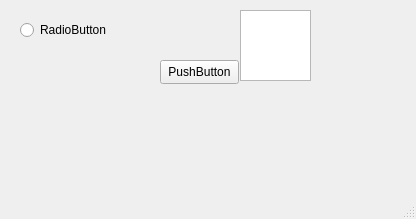
The window that radar.ui (arcreane/python-project-crash-test) describes before a commit, drawn with Qt 5.
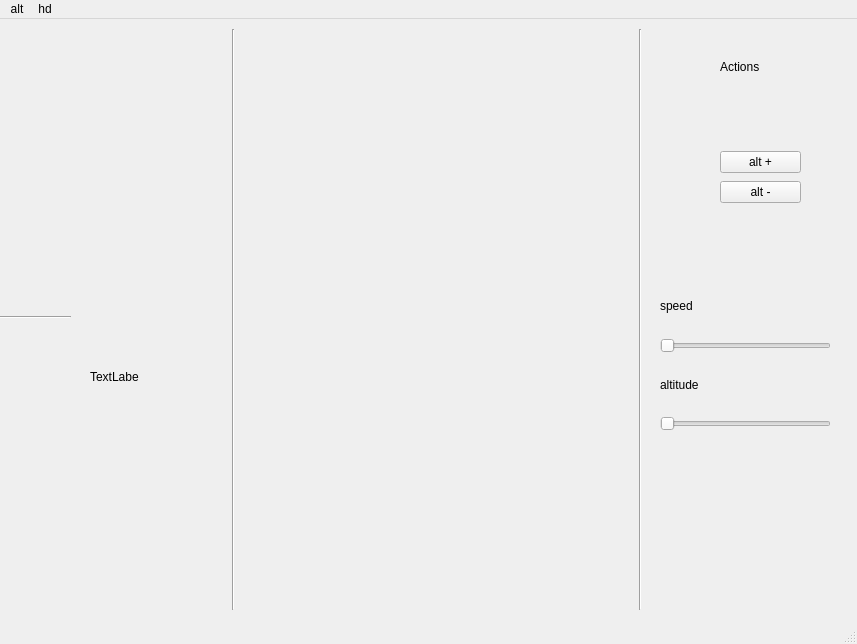
The same window after the commit.

Commit message: premiere version radar

Patch:
```diff
--- a/radar.ui
+++ b/radar.ui
@@ -6,60 +6,181 @@
    <rect>
     <x>0</x>
     <y>0</y>
-    <width>416</width>
-    <height>219</height>
+    <width>857</width>
+    <height>644</height>
    </rect>
   </property>
   <property name="windowTitle">
    <string>MainWindow</string>
   </property>
   <widget class="QWidget" name="centralwidget">
-   <widget class="QPushButton" name="pushButton">
+   <widget class="Line" name="line">
     <property name="geometry">
      <rect>
-      <x>160</x>
-      <y>60</y>
-      <width>79</width>
-      <height>24</height>
-     </rect>
-    </property>
-    <property name="text">
-     <string>PushButton</string>
-    </property>
-   </widget>
-   <widget class="QListWidget" name="listWidget">
-    <property name="geometry">
-     <rect>
-      <x>240</x>
-      <y>10</y>
+      <x>0</x>
+      <y>290</y>
       <width>71</width>
-      <height>71</height>
+      <height>16</height>
      </rect>
     </property>
+    <property name="orientation">
+     <enum>Qt::Orientation::Horizontal</enum>
+    </property>
    </widget>
-   <widget class="QRadioButton" name="radioButton">
+   <widget class="Line" name="line_2">
     <property name="geometry">
      <rect>
-      <x>20</x>
-      <y>20</y>
-      <width>92</width>
-      <height>20</height>
+      <x>223</x>
+      <y>10</y>
+      <width>20</width>
+      <height>581</height>
      </rect>
     </property>
+    <property name="orientation">
+     <enum>Qt::Orientation::Vertical</enum>
+    </property>
+   </widget>
+   <widget class="Line" name="line_3">
+    <property name="geometry">
+     <rect>
+      <x>630</x>
+      <y>10</y>
+      <width>20</width>
+      <height>581</height>
+     </rect>
+    </property>
+    <property name="orientation">
+     <enum>Qt::Orientation::Vertical</enum>
+    </property>
+   </widget>
+   <widget class="QLabel" name="label">
+    <property name="geometry">
+     <rect>
+      <x>110</x>
+      <y>290</y>
+      <width>49</width>
+      <height>16</height>
+     </rect>
+    </property>
     <property name="text">
-     <string>RadioButton</string>
+     <string/>
     </property>
    </widget>
+   <widget class="QLabel" name="label_2">
+    <property name="geometry">
+     <rect>
+      <x>90</x>
+      <y>350</y>
+      <width>49</width>
+      <height>16</height>
+     </rect>
+    </property>
+    <property name="text">
+     <string>TextLabel</string>
+    </property>
+   </widget>
+   <widget class="QLabel" name="label_5">
+    <property name="geometry">
+     <rect>
+      <x>720</x>
+      <y>40</y>
+      <width>49</width>
+      <height>16</height>
+     </rect>
+    </property>
+    <property name="text">
+     <string>Actions</string>
+    </property>
+   </widget>
+   <widget class="QWidget" name="">
+    <property name="geometry">
+     <rect>
+      <x>660</x>
+      <y>261</y>
+      <width>171</width>
+      <height>151</height>
+     </rect>
+    </property>
+    <layout class="QVBoxLayout" name="verticalLayout">
+     <item>
+      <widget class="QLabel" name="label_3">
+       <property name="text">
+        <string>speed</string>
+       </property>
+      </widget>
+     </item>
+     <item>
+      <widget class="QSlider" name="horizontalSlider">
+       <property name="orientation">
+        <enum>Qt::Orientation::Horizontal</enum>
+       </property>
+      </widget>
+     </item>
+     <item>
+      <widget class="QLabel" name="label_4">
+       <property name="text">
+        <string>altitude</string>
+       </property>
+      </widget>
+     </item>
+     <item>
+      <widget class="QSlider" name="horizontalSlider_2">
+       <property name="orientation">
+        <enum>Qt::Orientation::Horizontal</enum>
+       </property>
+      </widget>
+     </item>
+    </layout>
+   </widget>
+   <widget class="QWidget" name="">
+    <property name="geometry">
+     <rect>
+      <x>720</x>
+      <y>130</y>
+      <width>81</width>
+      <height>56</height>
+     </rect>
+    </property>
+    <layout class="QGridLayout" name="gridLayout">
+     <item row="0" column="0">
+      <widget class="QPushButton" name="pushButton">
+       <property name="text">
+        <string>alt +</string>
+       </property>
+      </widget>
+     </item>
+     <item row="1" column="0">
+      <widget class="QPushButton" name="pushButton_2">
+       <property name="text">
+        <string>alt -</string>
+       </property>
+      </widget>
+     </item>
+    </layout>
+   </widget>
   </widget>
   <widget class="QMenuBar" name="menubar">
    <property name="geometry">
     <rect>
      <x>0</x>
      <y>0</y>
-     <width>416</width>
+     <width>857</width>
      <height>33</height>
     </rect>
    </property>
+   <widget class="QMenu" name="menualt">
+    <property name="title">
+     <string>alt</string>
+    </property>
+    <addaction name="separator"/>
+   </widget>
+   <widget class="QMenu" name="menuhd">
+    <property name="title">
+     <string>hd</string>
+    </property>
+   </widget>
+   <addaction name="menualt"/>
+   <addaction name="menuhd"/>
   </widget>
   <widget class="QStatusBar" name="statusbar"/>
  </widget>
```
Left out of the diff: 19 changed lines with no effect on the pictures.
